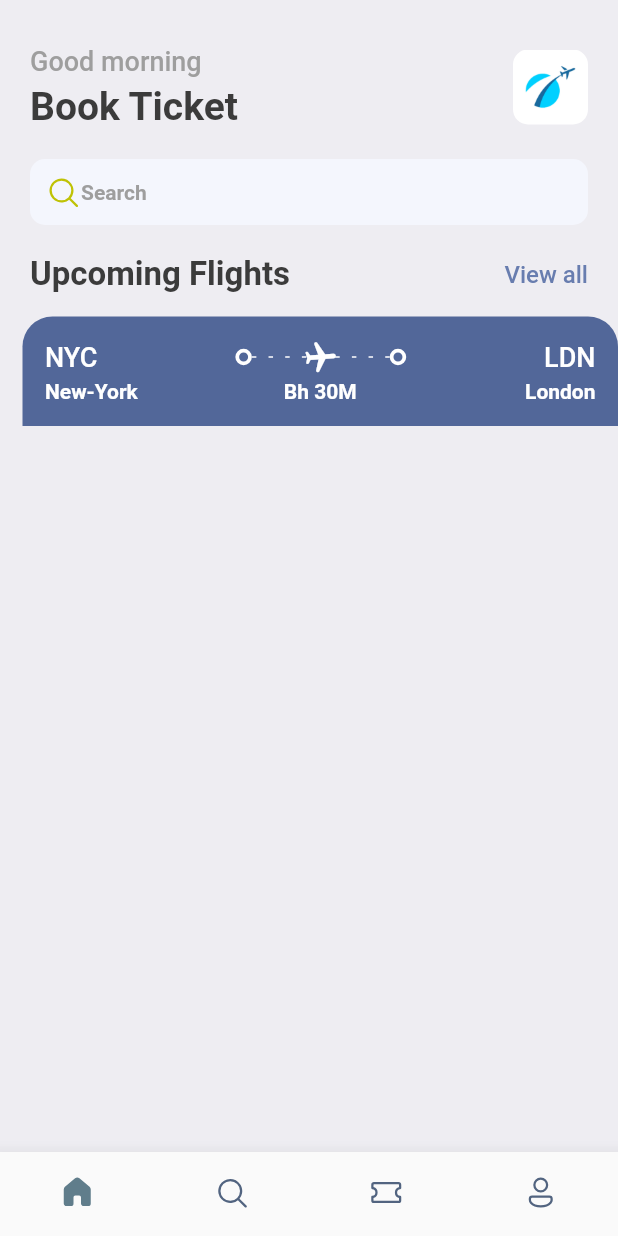
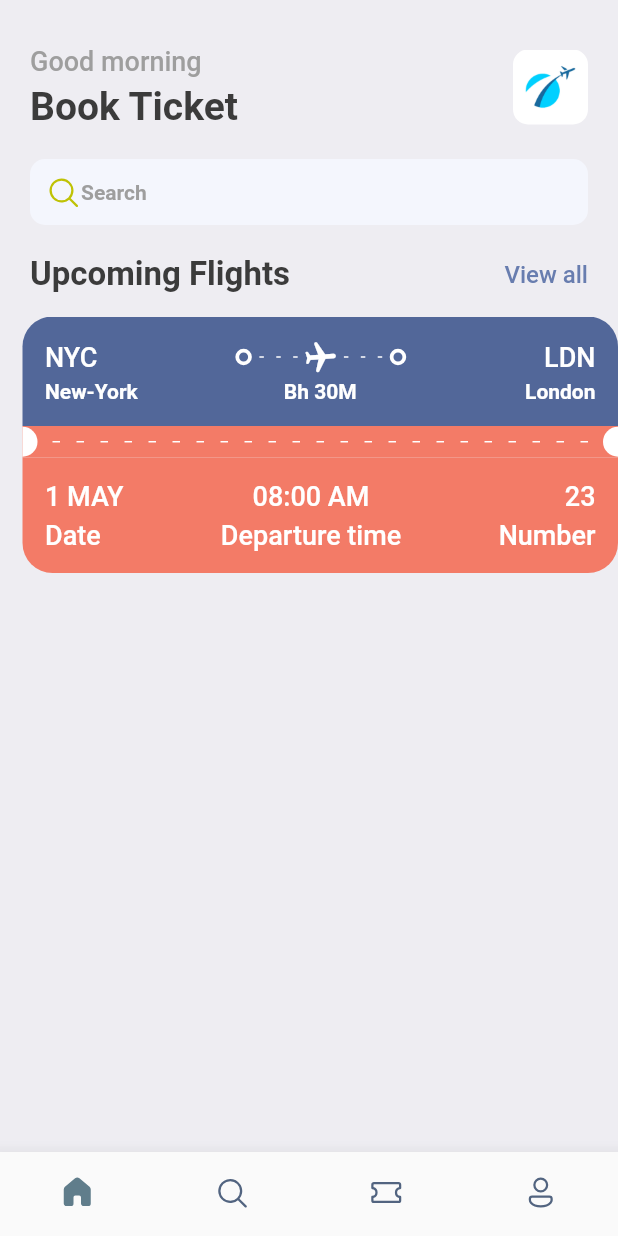
Before and after one commit to med-bs/booktickets, a Flutter app: the screen it shows after launch, on a phone screen of 412 x 824 dp. Run offline on Flutter 3.47's test engine with Material 2 defaults, Android fonts, the phone set to English and light mode, and no system bars; our stand-ins replace fluentui_icons, gap.

Commit message:
ticket view v1

```diff
--- a/lib/screens/home_screen.dart
+++ b/lib/screens/home_screen.dart
@@ -70,7 +70,15 @@ class HomeScreen extends StatelessWidget {
             ),
           ),
           const Gap(15),
-          const TicketView(),
+          SingleChildScrollView(
+            scrollDirection: Axis.horizontal,
+            child: Row(
+              children: [
+                const TicketView(),
+                const TicketView(),
+              ],
+            ),
+          )
         ],
       ),
     );
--- a/lib/screens/ticket_view.dart
+++ b/lib/screens/ticket_view.dart
@@ -17,6 +17,7 @@ class TicketView extends StatelessWidget {
         margin: const EdgeInsets.only(left: 15),
         child: Column(
           children: [
+            // blue part of the card/ticket
             Container(
               decoration: const BoxDecoration(
                 color: Color(0xFF526799),
@@ -40,6 +41,8 @@ class TicketView extends StatelessWidget {
                           child: Stack(children: [
                         SizedBox(
                           height: 24,
+                          child: Container(
+                            padding: const EdgeInsets.symmetric(horizontal: 5),
                             child: LayoutBuilder(
                               builder: (BuildContext context,
                                   BoxConstraints constraints) {
@@ -60,6 +63,7 @@ class TicketView extends StatelessWidget {
                                   ),
                                 );
                               },
+                            ),
                           ),
                         ),
                         Center(
@@ -108,6 +112,102 @@ class TicketView extends StatelessWidget {
                 ],
               ),
             ),
+            // orange part of the card/ticket
+            Container(
+              color: Styles.orangeColor,
+              child: Row(
+                children:[
+                  const SizedBox(
+                    height: 20,
+                    width: 10,
+                    child: DecoratedBox(
+                      decoration: BoxDecoration(
+                        color: Colors.white,
+                        borderRadius: BorderRadius.only(
+                          topRight: Radius.circular(10),
+                          bottomRight: Radius.circular(10),
+                        )
+                      ),
+                    ),
+                  ),
+                  Expanded(child: Container(
+                    padding: const EdgeInsets.all(10),
+                    child: LayoutBuilder(builder: (BuildContext context, BoxConstraints constraints) {
+                      return Flex(
+                        direction: Axis.horizontal,
+                        mainAxisAlignment: MainAxisAlignment.spaceBetween,
+                        mainAxisSize: MainAxisSize.max,
+                        children: List.generate((constraints.constrainWidth()/15).floor(), (index) => const SizedBox(
+                          width: 5,
+                          height: 1,
+                          child: DecoratedBox(
+                            decoration: BoxDecoration(
+                              color: Colors.white
+                            ),
+                          ),
+                        )),
+                      );
+                    },
+                    ),
+                  )),
+                  const SizedBox(
+                    height: 20,
+                    width: 10,
+                    child: DecoratedBox(
+                      decoration: BoxDecoration(
+                          color: Colors.white,
+                          borderRadius: BorderRadius.only(
+                            topLeft: Radius.circular(10),
+                            bottomLeft: Radius.circular(10),
+                          )
+                      ),
+                    ),
+                  ),
+                ],
+              ),
+            ),
+            // bottom orange part of the card/ticket
+            Container(
+              decoration: BoxDecoration(
+                color: Styles.orangeColor,
+                borderRadius: const BorderRadius.only(bottomLeft: Radius.circular(20),
+                bottomRight: Radius.circular(20))
+              ),
+              padding: const EdgeInsets.all(15),
+              child: Column(
+                children: [
+                  Row(
+                    mainAxisAlignment: MainAxisAlignment.spaceBetween,
+                    children: [
+                      Column(
+                        crossAxisAlignment: CrossAxisAlignment.start,
+                        children: [
+                          Text("1 MAY", style: Styles.headLineStyle3.copyWith(color: Colors.white),),
+                          const Gap(5),
+                          Text("Date", style: Styles.headLineStyle3.copyWith(color: Colors.white),),
+                        ],
+                      ),
+                      Column(
+                        crossAxisAlignment: CrossAxisAlignment.center,
+                        children: [
+                          Text("08:00 AM", style: Styles.headLineStyle3.copyWith(color: Colors.white),),
+                          const Gap(5),
+                          Text("Departure time", style: Styles.headLineStyle3.copyWith(color: Colors.white),),
+                        ],
+                      ),
+                      Column(
+                        crossAxisAlignment: CrossAxisAlignment.end,
+                        children: [
+                          Text("23", style: Styles.headLineStyle3.copyWith(color: Colors.white),),
+                          const Gap(5),
+                          Text("Number", style: Styles.headLineStyle3.copyWith(color: Colors.white),),
+                        ],
+                      ),
+                    ],
+                  )
+                ],
+              ),
+            ),
           ],
         ),
       ),
--- a/lib/utils/app_styles.dart
+++ b/lib/utils/app_styles.dart
@@ -6,7 +6,7 @@ class Styles{
   static Color primaryColor = primary;
   static Color textColor = const Color(0xFF3b3b3b);
   static Color bgColor = const Color(0xFFeeedf2);
-  static Color orangeColor = const Color(0xFF526799);
+  static Color orangeColor = const Color(0xFFF37B67);
   static TextStyle textStyle = TextStyle(fontSize: 16,color: textColor, fontWeight: FontWeight.w500);
   static TextStyle headLineStyle1 = TextStyle(fontSize: 26,color: textColor, fontWeight: FontWeight.bold);
   static TextStyle headLineStyle2 = TextStyle(fontSize: 22,color: textColor, fontWeight: FontWeight.bold);
```
Lines whose indentation alone changed are shown as unchanged.
